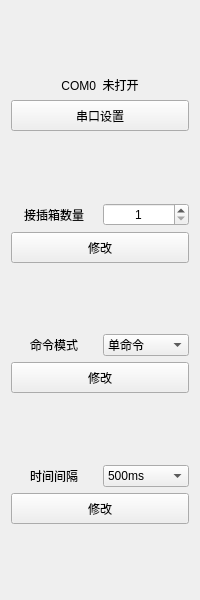
Above: IDC_TestSystem/SI-BusBar/bus_toolbox/bus_settingtoolwid.ui from ChinaClever/IDC_TestSystem before the change. Below: the same form after it.
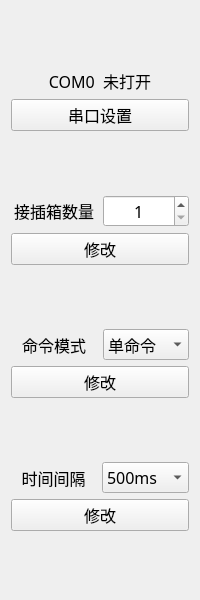
That is the form after the change.

What changed in the file:
```diff
--- a/IDC_TestSystem/SI-BusBar/bus_toolbox/bus_settingtoolwid.ui
+++ b/IDC_TestSystem/SI-BusBar/bus_toolbox/bus_settingtoolwid.ui
@@ -10,6 +10,12 @@
     <height>600</height>
    </rect>
   </property>
+  <property name="font">
+   <font>
+    <family>微软雅黑</family>
+    <pointsize>12</pointsize>
+   </font>
+  </property>
   <property name="windowTitle">
    <string>Form</string>
   </property>
```
